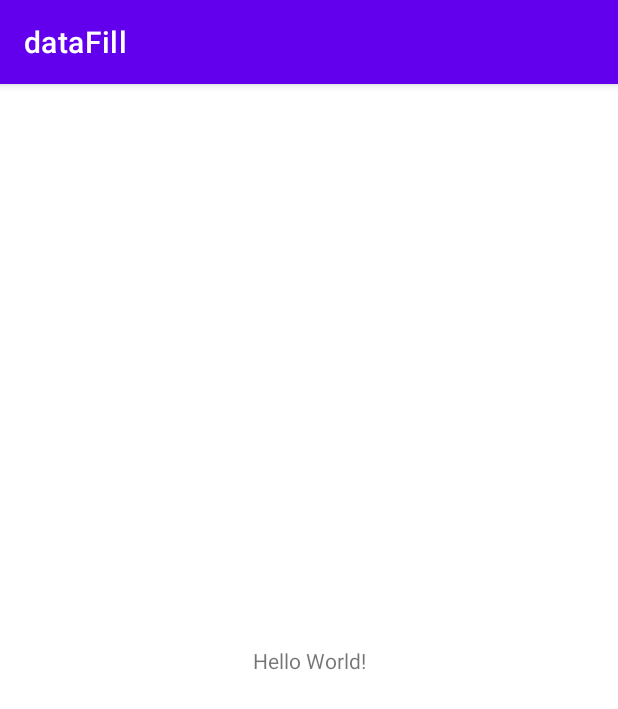
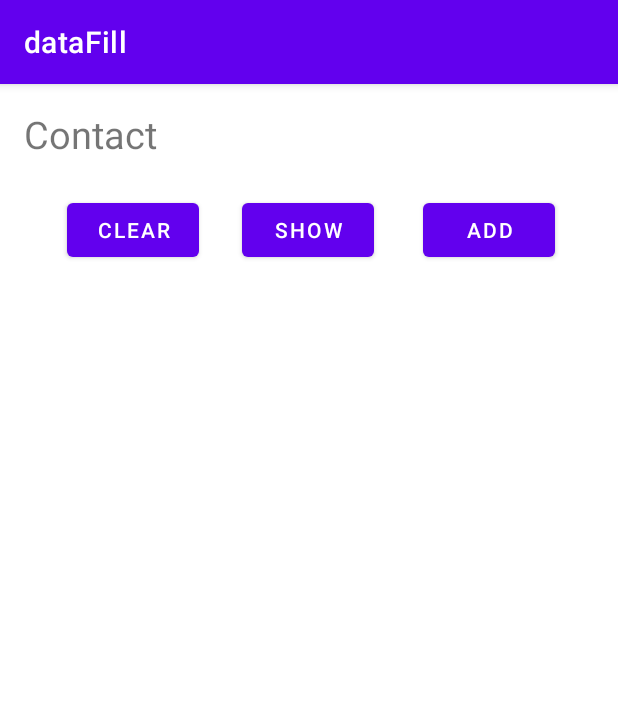
Before and after one commit to pencc/dataFill, an Android app: the screen it shows after launch (MainActivity), on a phone screen of 412 x 824 dp. Shown: the top 709 px of the screen. Run offline under Robolectric (Android 15) with nearby library versions, the phone set to English and light mode, and no system bars.

```diff
--- a/app/src/main/AndroidManifest.xml
+++ b/app/src/main/AndroidManifest.xml
@@ -1,6 +1,9 @@
 <?xml version="1.0" encoding="utf-8"?>
 <manifest xmlns:android="http://schemas.android.com/apk/res/android"
     package="com.example.datafill">
+
+    <uses-permission android:name="android.permission.WRITE_CONTACTS" />
+    <uses-permission android:name="android.permission.READ_CONTACTS" />
 
     <application
         android:allowBackup="true"
--- a/app/src/main/java/com/example/datafill/MainActivity.java
+++ b/app/src/main/java/com/example/datafill/MainActivity.java
@@ -1,14 +1,58 @@
 package com.example.datafill;
 
+import androidx.annotation.RequiresApi;
 import androidx.appcompat.app.AppCompatActivity;
 
+import android.content.pm.PackageManager;
+import android.os.Build;
 import android.os.Bundle;
+import android.view.View;
+import android.widget.Button;
 
 public class MainActivity extends AppCompatActivity {
+
+    @Override
+    public void onRequestPermissionsResult(int requestCode, String permissions[], int[] grantResults) {
+        if (grantResults.length == 1 && grantResults[0] == PackageManager.PERMISSION_GRANTED) {
+            // Permission Granted
+
+        } else if (grantResults.length == 1 && grantResults[0] == PackageManager.PERMISSION_DENIED) {
+            // Permission Denied
+
+        } else {
+            super.onRequestPermissionsResult(requestCode, permissions, grantResults);
+        }
+    }
 
     @Override
     protected void onCreate(Bundle savedInstanceState) {
         super.onCreate(savedInstanceState);
         setContentView(R.layout.activity_main);
+
+        Button btn_clear_contact = (Button)findViewById(R.id.btn_clear_contact);
+        btn_clear_contact.setOnClickListener(new View.OnClickListener() {
+            @Override
+            public void onClick(View view) {
+
+            }
+        });
+
+        Button btn_show_contact = (Button)findViewById(R.id.btn_show_contact);
+        btn_show_contact.setOnClickListener(new View.OnClickListener() {
+            @RequiresApi(api = Build.VERSION_CODES.M)
+            @Override
+            public void onClick(View view) {
+                Contact.show(MainActivity.this);
+            }
+        });
+
+        Button btn_random_add_contact = (Button)findViewById(R.id.btn_random_add_contact);
+        btn_random_add_contact.setOnClickListener(new View.OnClickListener() {
+            @Override
+            public void onClick(View view) {
+
+            }
+        });
+
     }
 }
--- a/app/src/main/res/layout/activity_main.xml
+++ b/app/src/main/res/layout/activity_main.xml
@@ -7,12 +7,52 @@
     tools:context=".MainActivity">
 
     <TextView
+        android:id="@+id/textView"
+        android:layout_width="141dp"
+        android:layout_height="34dp"
+        android:text="Contact"
+        android:textSize="25dp"
+        app:layout_constraintBottom_toBottomOf="parent"
+        app:layout_constraintHorizontal_bias="0.059"
+        app:layout_constraintLeft_toLeftOf="parent"
+        app:layout_constraintRight_toRightOf="parent"
+        app:layout_constraintTop_toTopOf="parent"
+        app:layout_constraintVertical_bias="0.022" />
+
+    <Button
+        android:id="@+id/btn_clear_contact"
         android:layout_width="wrap_content"
         android:layout_height="wrap_content"
-        android:text="Hello World!"
+        android:text="clear"
         app:layout_constraintBottom_toBottomOf="parent"
+        app:layout_constraintHorizontal_bias="0.137"
         app:layout_constraintLeft_toLeftOf="parent"
         app:layout_constraintRight_toRightOf="parent"
-        app:layout_constraintTop_toTopOf="parent" />
+        app:layout_constraintTop_toTopOf="parent"
+        app:layout_constraintVertical_bias="0.102" />
+
+    <Button
+        android:id="@+id/btn_show_contact"
+        android:layout_width="wrap_content"
+        android:layout_height="wrap_content"
+        android:text="show"
+        app:layout_constraintBottom_toBottomOf="parent"
+        app:layout_constraintHorizontal_bias="0.498"
+        app:layout_constraintLeft_toLeftOf="parent"
+        app:layout_constraintRight_toRightOf="parent"
+        app:layout_constraintTop_toTopOf="parent"
+        app:layout_constraintVertical_bias="0.102" />
+
+    <Button
+        android:id="@+id/btn_random_add_contact"
+        android:layout_width="wrap_content"
+        android:layout_height="wrap_content"
+        android:text="add"
+        app:layout_constraintBottom_toBottomOf="parent"
+        app:layout_constraintHorizontal_bias="0.871"
+        app:layout_constraintLeft_toLeftOf="parent"
+        app:layout_constraintRight_toRightOf="parent"
+        app:layout_constraintTop_toTopOf="parent"
+        app:layout_constraintVertical_bias="0.102" />
 
 </androidx.constraintlayout.widget.ConstraintLayout>
```
Also changed, not shown: app/src/main/java/com/example/datafill/Contact.java (added, +147 -0 lines).
